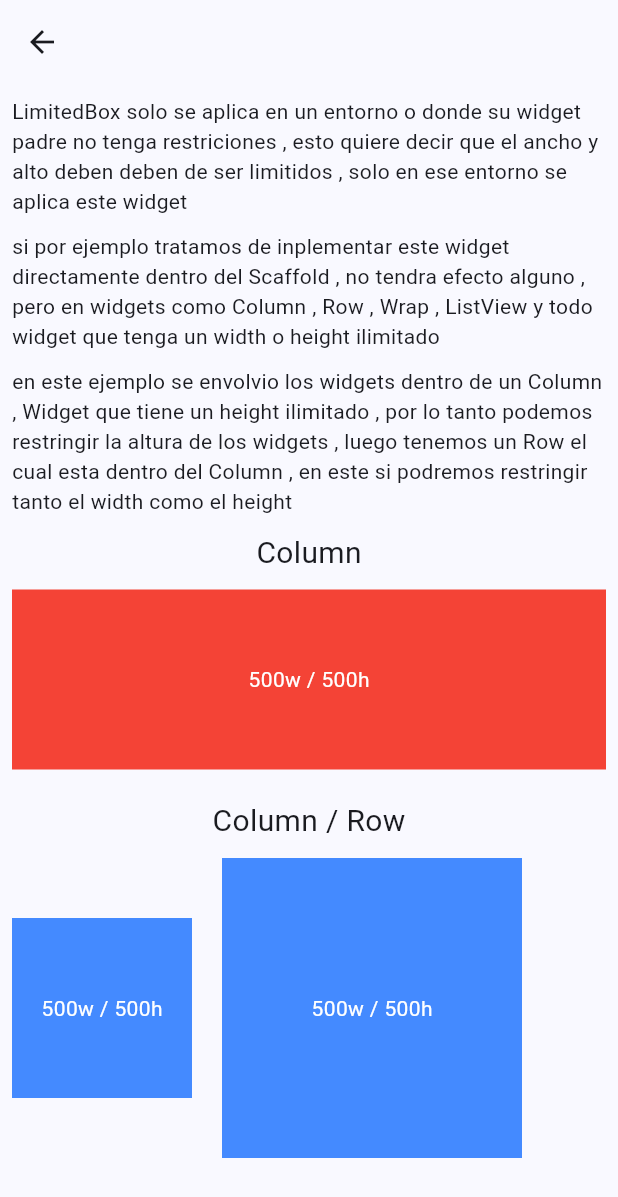
After one commit to Davidgraja/Widgets__app, a Flutter app: the LimitedBoxOneScreen screen opened by its route, on a phone screen of 412 x 824 dp. The commit adds this screen. Shown: the top 1197 px of the screen. Run offline on Flutter 3.47's test engine with Material 3 defaults, Android fonts, the phone set to English and light mode, and no system bars; our stand-ins replace animate_do, flutter_riverpod, go_router.

Commit message:
LimitedBox Widget añadido

```diff
--- a/lib/config/router/router_app.dart
+++ b/lib/config/router/router_app.dart
@@ -439,10 +439,29 @@ final appRouter = GoRouter(
       builder: (context, state) => const AnimatedIconScreen(),
     ),
 
-     GoRoute(
+    GoRoute(
       path: '/aspect-ratio',
       name: AspectRatioScreen.name,
       builder: (context, state) => const AspectRatioScreen(),
     ),
+
+    GoRoute(
+      path: '/limited-box',
+      name: LimitedBoxScreen.name,
+      builder: (context, state) => const LimitedBoxScreen(),
+      routes: [
+        GoRoute(
+          path: 'one',
+          name: LimitedBoxOneScreen.name,
+          builder: (context, state) => const LimitedBoxOneScreen(),
+        ),
+
+        GoRoute(
+          path: 'two',
+          name: LimitedBoxTwoScreen.name,
+          builder: (context, state) => const LimitedBoxTwoScreen(),
+        ),
+      ]
+    ),
   ],
 );
--- a/lib/domain/entities/menu/menu_items.dart
+++ b/lib/domain/entities/menu/menu_items.dart
@@ -340,6 +340,13 @@ const appMenuItems = <MenuItem> [
       icon: Icons.aspect_ratio_outlined
   ),
 
+  MenuItem(
+      title: 'LimitedBox',
+      subTitle: 'Widget que limita su tamaño sólo cuando no tiene restricciones',
+      link: '/limited-box',
+      icon: Icons.check_box_outline_blank_outlined
+  ),
+
 ];
 
 const appBarItems = <MenuItem>[
@@ -502,7 +509,6 @@ const heroItems = <MenuItem>[
   ),
 ];
 
-
 const alignItems = <MenuItem>[
   MenuItem(
       title: 'Align con propiedades estaticas',
@@ -518,3 +524,19 @@ const alignItems = <MenuItem>[
       icon: Icons.do_not_disturb_on_total_silence_rounded
   ),
 ];
+
+const limitedBoxItems = <MenuItem>[
+  MenuItem(
+      title: 'Ejemplo 1',
+      subTitle: '',
+      link:'/limited-box/one',
+      icon: Icons.do_not_disturb_on_total_silence_rounded
+  ),
+
+  MenuItem(
+      title: 'Ejemplo 1',
+      subTitle: 'LimitedBox aplicado a ListView',
+      link:'/limited-box/two',
+      icon: Icons.do_not_disturb_on_total_silence_rounded
+  ),
+];
--- /dev/null
+++ b/lib/presentation/screen/limited_box/limited_box_screen.dart
@@ -0,0 +1,23 @@
+import 'package:flutter/material.dart';
+import 'package:widget_app/domain/entities/menu/menu_items.dart';
+import 'package:widget_app/presentation/shared/custom_list_title.dart';
+
+class LimitedBoxScreen extends StatelessWidget {
+  static const name = 'limited_box_screen';
+  const LimitedBoxScreen({super.key});
+
+  @override
+  Widget build(BuildContext context) {
+    return Scaffold(
+      appBar: AppBar(
+        title: const Text('LimitedBox'),
+        centerTitle: true,
+      ),
+
+      body: ListView.builder(
+        itemCount: limitedBoxItems.length,
+        itemBuilder: (context, index) => CustomListTile(item: limitedBoxItems[index]),
+        ),
+    );
+  }
+}
--- /dev/null
+++ b/lib/presentation/screen/limited_box/screens/limited_box_one_screen.dart
@@ -0,0 +1,90 @@
+import 'package:flutter/material.dart';
+
+class LimitedBoxOneScreen extends StatelessWidget {
+  static const name = 'limited_box_one_screen';
+  const LimitedBoxOneScreen ({super.key});
+
+  @override
+  Widget build(BuildContext context) {
+    return Scaffold(
+      appBar: AppBar(),
+
+      body: const SingleChildScrollView(
+        child: Padding(
+          padding: EdgeInsets.all(8.0),
+          child: Column(
+            children: [
+
+              Text('LimitedBox solo se aplica en un entorno o donde su widget padre no tenga restriciones , esto quiere decir que el ancho y alto deben deben de ser limitidos , solo en ese entorno se aplica este widget '),
+
+              SizedBox(height : 10),
+
+              Text('si por ejemplo tratamos de inplementar este widget directamente dentro del Scaffold , no tendra efecto alguno , pero en widgets como Column , Row , Wrap , ListView y todo widget que tenga un width o height ilimitado'),
+
+              SizedBox(height : 10),
+
+              Text('en este ejemplo se envolvio los widgets dentro de un Column , Widget que tiene un height ilimitado , por lo tanto podemos restringir la altura de los widgets , luego tenemos un Row el cual esta dentro del Column , en este si podremos restringir tanto el width como el height'),
+
+              SizedBox(height : 10),
+
+
+              Text('Column' , style: TextStyle(fontSize: 20),),
+
+              SizedBox(height : 10),
+
+              LimitedBox(
+                maxHeight: 120,
+                child: _CustomSquare()
+              ),
+
+              SizedBox(height : 20),
+
+              Text('Column / Row' , style: TextStyle(fontSize: 20),),
+
+              SizedBox(height : 10),
+
+              Row(
+              children: [
+                LimitedBox(
+                  maxWidth: 120,
+                  maxHeight: 120,
+                  child: _CustomSquare( color: Colors.blueAccent,)
+                ),
+
+                SizedBox(width : 20),
+
+
+                LimitedBox(
+                  maxWidth: 200,
+                  maxHeight: 200,
+                  child: _CustomSquare( color: Colors.blueAccent,)
+                )
+              ],
+          )
+
+            ],
+          ),
+        ),
+      )
+
+    );
+  }
+}
+
+
+class _CustomSquare extends StatelessWidget {
+
+  final Color color;
+  const _CustomSquare({this.color = Colors.red  });
+
+  @override
+  Widget build(BuildContext context) {
+    return Container(
+      alignment: Alignment.center,
+      width: 500,
+      height: 500,
+      color: color,
+      child: const Text( '500w / 500h' , style:  TextStyle(color: Colors.white),),
+    );
+  }
+}
--- /dev/null
+++ b/lib/presentation/screen/limited_box/screens/limited_box_two_screen.dart
@@ -0,0 +1,39 @@
+import 'package:flutter/material.dart';
+
+class LimitedBoxTwoScreen extends StatelessWidget {
+  static const name = 'limited_box_two_screen';
+  const LimitedBoxTwoScreen({super.key});
+
+  @override
+  Widget build(BuildContext context) {
+    return Scaffold(
+      appBar: AppBar(
+        title: const Text('LimitedBox  maxHeight : 120'),
+      ),
+      body: ListView.builder(
+        itemCount: 10,
+        itemBuilder: (context, index) => _CustomSquare(),
+      ) ,
+    );
+  }
+}
+
+
+class _CustomSquare extends StatelessWidget {
+  const _CustomSquare();
+
+  @override
+  Widget build(BuildContext context) {
+    return LimitedBox(
+      maxHeight: 120,
+      child: Container(
+        alignment: Alignment.center,
+        margin: const  EdgeInsets.only(bottom: 10),
+        width: 500,
+        height: 500,
+        color:  Colors.red ,
+        child: const Text( '500w / 500h' , style:  TextStyle(color: Colors.white),),
+      ),
+    );
+  }
+}
--- a/lib/presentation/screen/screen.dart
+++ b/lib/presentation/screen/screen.dart
@@ -35,6 +35,9 @@ export 'package:widget_app/presentation/screen/image_filtered/image_filtared_scr
 export 'package:widget_app/presentation/screen/infinite_scroll/infinite_scroll_screem.dart';
 export 'package:widget_app/presentation/screen/inherited_widget_and_model/inherited_widget_screen.dart';
 export 'package:widget_app/presentation/screen/layout_builder/layout_builder_screen.dart';
+export 'package:widget_app/presentation/screen/limited_box/limited_box_screen.dart';
+export 'package:widget_app/presentation/screen/limited_box/screens/limited_box_one_screen.dart';
+export 'package:widget_app/presentation/screen/limited_box/screens/limited_box_two_screen.dart';
 export 'package:widget_app/presentation/screen/media_query/media_query_screen.dart';
 export 'package:widget_app/presentation/screen/opacity_and_animated/animated_opacity.dart';
 export 'package:widget_app/presentation/screen/opacity_and_animated/opacity_screen.dart';
```
